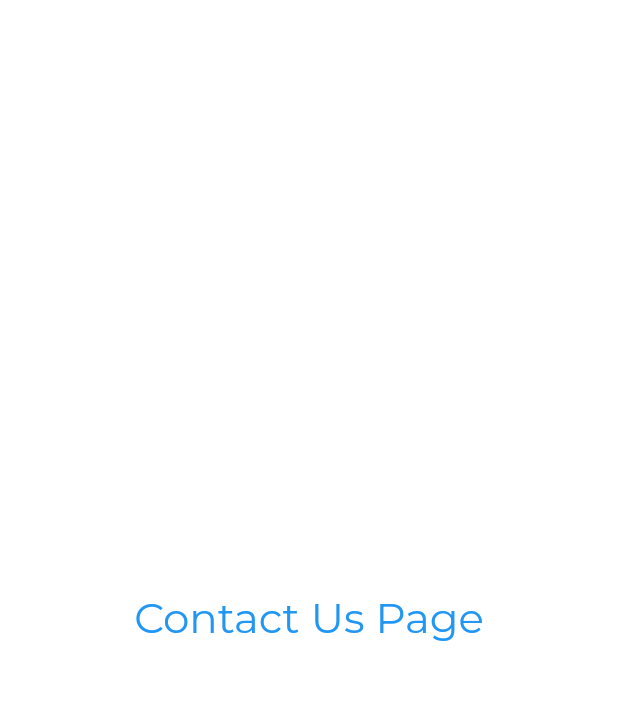
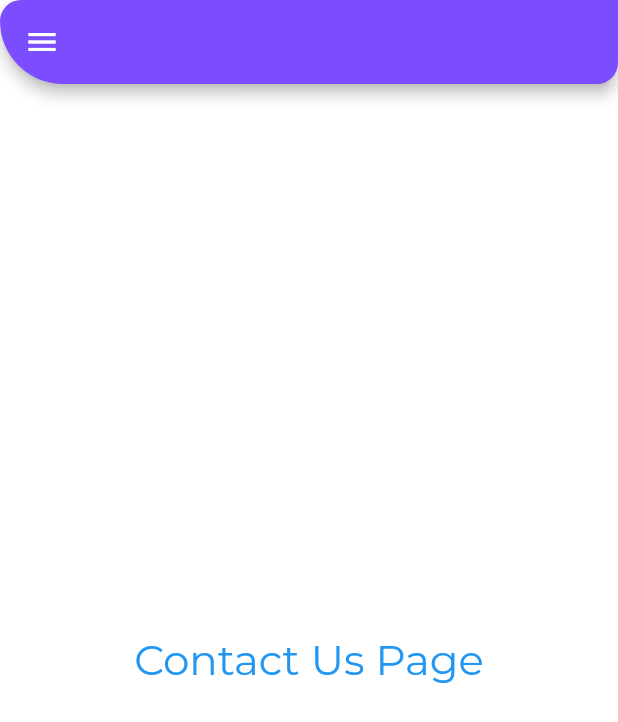
Before and after one commit to Soham041201/ShopIt, a Flutter app: the ContactUs screen opened directly, on a phone screen of 412 x 824 dp. Shown: the top 722 px of the screen. Run offline on Flutter 3.47's test engine with Material 2 defaults, Android fonts, the phone set to English and light mode, and no system bars; our stand-ins replace cloud_firestore, firebase_auth, firebase_core, flutter_spinkit, google_fonts, google_sign_in; accounts and stored records are empty.

Commit message:
Contact Us and card layout changed

```diff
--- a/lib/User-Saurav/card_product.dart
+++ b/lib/User-Saurav/card_product.dart
@@ -25,7 +25,7 @@ class ProductCard extends StatelessWidget{
                             shape: RoundedRectangleBorder(
                               borderRadius: BorderRadius.circular(20),
                             ),
-                            color: Colors.amber[50],
+                            color: Colors.white,
                             elevation: 5,
                             child: Container(
                               height: 200,
--- a/lib/contact_us.dart
+++ b/lib/contact_us.dart
@@ -1,12 +1,135 @@
 import 'package:flutter/material.dart';
 import 'package:shop_it/Style/text_field_decoration.dart';
+import 'package:cloud_firestore/cloud_firestore.dart';
+import 'package:firebase_auth/firebase_auth.dart';
+import 'package:google_sign_in/google_sign_in.dart';
+import 'package:cloud_firestore/cloud_firestore.dart';
+import 'package:firebase_auth/firebase_auth.dart';
+import 'package:flutter/cupertino.dart';
+import 'package:flutter/material.dart';
+import 'package:flutter/rendering.dart';
+import 'package:google_fonts/google_fonts.dart';
+import 'package:google_sign_in/google_sign_in.dart';
+import 'package:shop_it/Style/text_field_decoration.dart';
+import 'package:shop_it/User-Saurav/login.dart';
+import 'package:shop_it/contact_us.dart';
+import 'User-Saurav/UserHome.dart';
 
-class ContactUs extends StatelessWidget {
+class ContactUs extends StatefulWidget {
   const ContactUs({Key? key}) : super(key: key);
 
   @override
+  _ContactUsState createState() => _ContactUsState();
+}
+
+class _ContactUsState extends State<ContactUs> {
+  @override
   Widget build(BuildContext context) {
     return Scaffold(
+      appBar: AppBar(
+            excludeHeaderSemantics: true,
+
+            backgroundColor: Colors.deepPurpleAccent,
+
+            //backgroundColor: HexColor('0a1931'),
+             shape: RoundedRectangleBorder(borderRadius: BorderRadius.only(bottomLeft: Radius.circular(90),bottomRight: Radius.circular(30),topLeft:Radius.circular(30) )),
+            title: Row(
+              mainAxisAlignment: MainAxisAlignment.spaceBetween,
+              children: [
+
+              ],
+            ),
+          ),
+
+          drawer: Drawer(
+            child: Container(
+              color: Colors.deepPurpleAccent,
+              child: ListView(
+                padding: EdgeInsets.only(left: 0,right: 10),
+
+                children: [
+                  DrawerHeader(
+                    child: titleTextstyle('Contents'),
+                    padding: EdgeInsets.fromLTRB(15, 120, 0, 0),
+                    decoration: BoxDecoration(color: Colors.deepPurpleAccent),
+                  ),
+
+                  Container(
+                    margin: EdgeInsets.only(left: 10,top: 100),
+                    // decoration: BoxDecoration(color: Colors.purple[50]!.withOpacity(0.2),borderRadius: BorderRadius.all(Radius.circular(50))),
+
+                    child: ListTile(
+
+                      leading: Icon(Icons.home),
+                        tileColor: Colors.deepPurpleAccent,
+                      title: SizedBox(child: bodyTextstyle('Home', Colors.white, 20),width: 20,),
+                      onTap: () {
+                        setState(() {
+                          FirebaseAuth.instance.signOut();
+                          GoogleSignIn().signOut();
+                          Navigator.push(
+                            context,
+                            MaterialPageRoute(
+                              builder: (context) => UserHome(firstname: ''),
+                            ),
+                          );
+                        });
+                      },
+                    ),
+                  ),
+                  SizedBox(height: 5,),
+                   Container(
+                        margin: EdgeInsets.only(left: 10),
+                     child: ListTile(
+                         tileColor: Colors.blueAccent,
+                      leading: Icon(Icons.logout),
+                      title: bodyTextstyle('Logout', Colors.white, 20),
+                      onTap: () {
+                        setState(() {
+                          FirebaseAuth.instance.signOut();
+                          GoogleSignIn().signOut();
+                          Navigator.push(
+                            context,
+                            MaterialPageRoute(
+                              builder: (context) => Login(),
+                            ),
+                          );
+                        });
+                      },
+                  ),
+                   ),
+                  SizedBox(height: 5,),
+
+
+                  Container(
+                    margin: EdgeInsets.only(left: 10),
+                    decoration: BoxDecoration(color: Colors.purple[50]!.withOpacity(0.2),borderRadius: BorderRadius.all(Radius.circular(50))),
+
+                    child: ListTile(
+
+                      leading: Icon(Icons.home),
+                        tileColor: Colors.deepPurpleAccent,
+                      title: SizedBox(child: bodyTextstyle('Contact Us', Colors.white, 20),width: 20,),
+                      onTap: () {
+                        setState(() {
+                          FirebaseAuth.instance.signOut();
+                          GoogleSignIn().signOut();
+                          Navigator.push(
+                            context,
+                            MaterialPageRoute(
+                              builder: (context) => ContactUs(),
+                            ),
+                          );
+                        });
+                      },
+                    ),
+                  ),
+
+                ],
+              ),
+            ),
+          ),
+
 
       backgroundColor: Colors.white,
       body: Center(child: bodyTextstyle('Contact Us Page',Colors.blue,28)),
```
